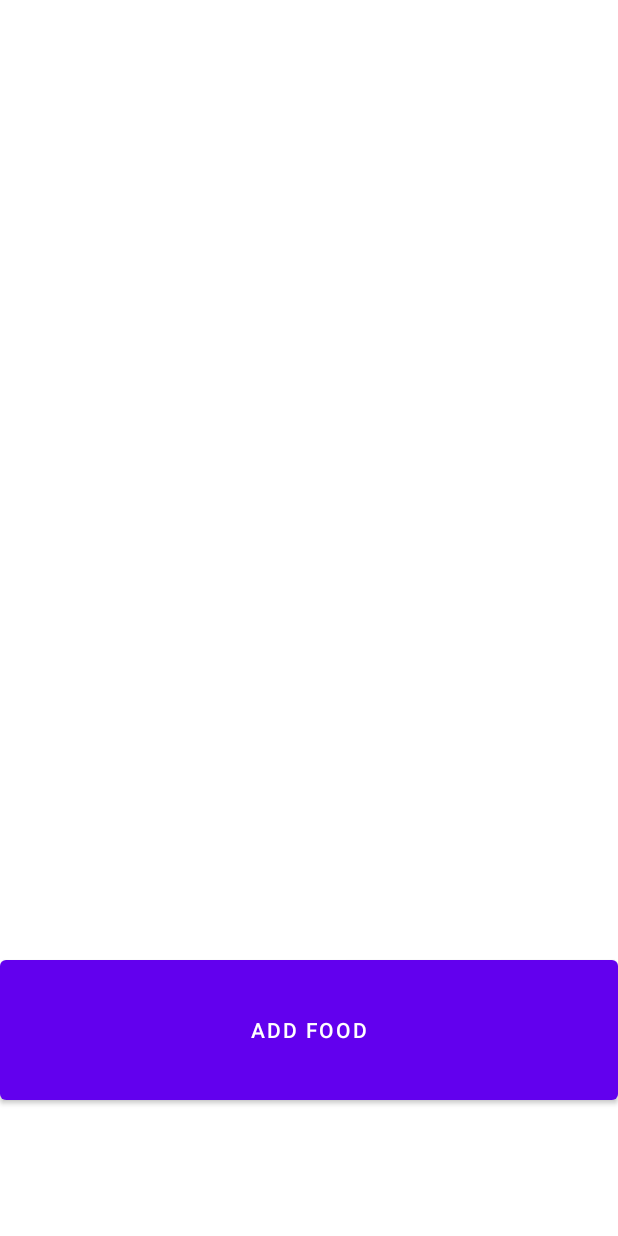
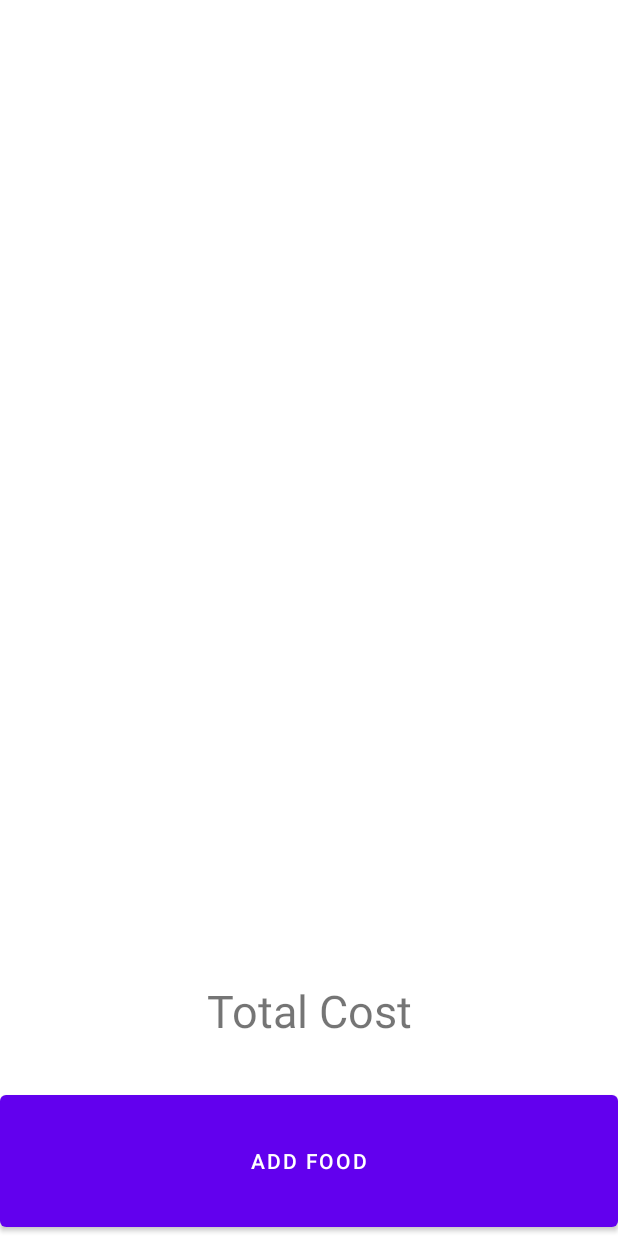
Before and after one commit to samirraza09/foodBook, an Android app: the layout activity_main.xml on its own in the app's theme, with its tools: preview values and no code run, on a phone screen of 412 x 824 dp. Run offline under Robolectric (Android 15) with nearby library versions, the phone set to English and light mode, and no system bars.

```diff
--- a/app/src/main/res/layout/activity_main.xml
+++ b/app/src/main/res/layout/activity_main.xml
@@ -1,20 +1,42 @@
 <?xml version="1.0" encoding="utf-8"?>
-<LinearLayout xmlns:android="http://schemas.android.com/apk/res/android"
+<androidx.constraintlayout.widget.ConstraintLayout xmlns:android="http://schemas.android.com/apk/res/android"
     xmlns:app="http://schemas.android.com/apk/res-auto"
     xmlns:tools="http://schemas.android.com/tools"
+    android:id="@+id/linearLayout"
     android:layout_width="match_parent"
     android:layout_height="match_parent"
-    android:orientation="vertical"
-    tools:context=".MainActivity" >
+    tools:context=".MainActivity">
 
     <ListView
         android:id="@+id/foodListView"
         android:layout_width="match_parent"
-        android:layout_height="634dp" />
+        android:layout_height="0dp"
+        app:layout_constraintBottom_toTopOf="@+id/totalCostText"
+        app:layout_constraintEnd_toEndOf="parent"
+        app:layout_constraintStart_toStartOf="@+id/totalCostText"
+        app:layout_constraintTop_toTopOf="parent" />
+
+    <TextView
+        android:id="@+id/totalCostText"
+        android:layout_width="0dp"
+        android:layout_height="100dp"
+        android:text="Total Cost"
+        android:textSize="30dp"
+        app:layout_constraintBottom_toTopOf="@+id/addFoodButton"
+        app:layout_constraintEnd_toEndOf="parent"
+        app:layout_constraintHorizontal_bias="0.0"
+        app:layout_constraintStart_toStartOf="parent"
+        app:layout_constraintTop_toBottomOf="@+id/foodListView"
+        android:gravity="center"/>
 
     <Button
         android:id="@+id/addFoodButton"
-        android:layout_width="match_parent"
-        android:layout_height="105dp"
-        android:text="Add Food" />
-</LinearLayout>
+        android:layout_width="0dp"
+        android:layout_height="100dp"
+        android:text="Add Food"
+        app:layout_constraintBottom_toBottomOf="parent"
+        app:layout_constraintEnd_toEndOf="parent"
+        app:layout_constraintHorizontal_bias="0.0"
+        app:layout_constraintStart_toStartOf="parent"
+        app:layout_constraintTop_toBottomOf="@+id/totalCostText" />
+</androidx.constraintlayout.widget.ConstraintLayout>
--- a/app/src/main/res/values/strings.xml
+++ b/app/src/main/res/values/strings.xml
@@ -1,5 +1,5 @@
 <resources>
-    <string name="app_name">Food Book</string>
+    <string name="app_name">ssraza-FoodBook</string>
     <string name="foodDescriptionLabelValue">Description</string>
     <string name="foodCountLabelValue">Count</string>
     <string name="foodUnitCostLabelValue">Unit Cost</string>
```
Also changed, not shown: app/src/main/java/com/example/ssraza_foodbook/AddShowFood.java (+126 -13 lines), app/src/main/java/com/example/ssraza_foodbook/CustomArrayAdapter.java (added, +46 -0 lines), app/src/main/java/com/example/ssraza_foodbook/Food.java (+11 -20 lines), app/src/main/java/com/example/ssraza_foodbook/MainActivity.java (+39 -8 lines), app/src/main/res/layout/activity_add_show_food.xml (+11 -0 lines), app/src/main/res/layout/content.xml (deleted, +0 -8 lines), app/src/main/res/layout/content_multiple.xml (added, +31 -0 lines).
